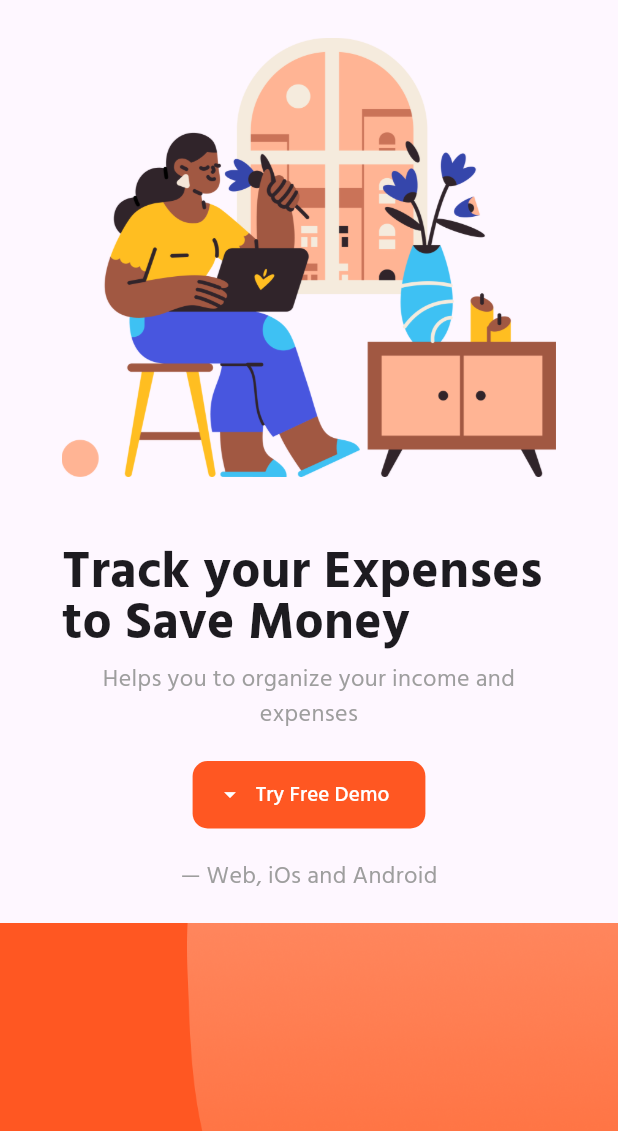
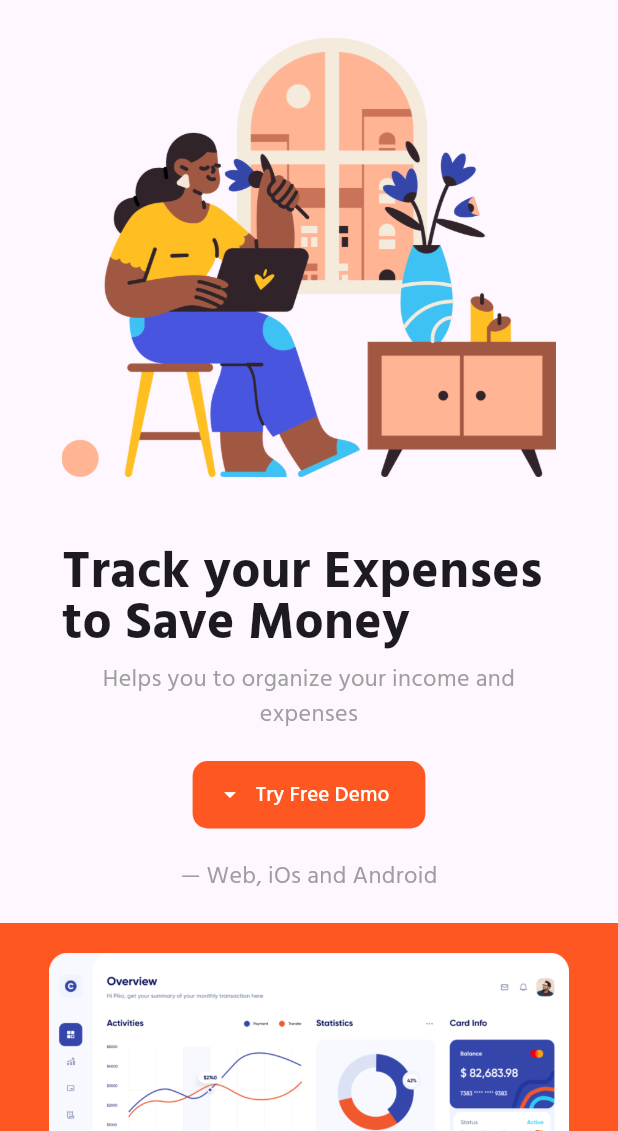
Before and after one commit to SandyCooper/Flutter-WebApp-Basic, a Flutter app: the screen it shows after launch, on a phone screen of 412 x 824 dp, the part 105-1236 px from its top. Run offline on Flutter 3.47's test engine with Material 3 defaults, Android fonts, the phone set to English and light mode, and no system bars; our stand-ins replace responsive_builder.

Commit message:
developing container2 in mobiile responsive

```diff
--- a/lib/screens/containers/container2.dart
+++ b/lib/screens/containers/container2.dart
@@ -93,96 +93,59 @@ class _Container2State extends State<Container2> {
       );
     }
 
-    // Widget mobileContainer2(BuildContext context) {
-    //   return Container(
-    //     margin: EdgeInsets.symmetric(horizontal: w! / 10),
-    //     child: Column(
-    //       mainAxisAlignment: MainAxisAlignment.center,
-    //       // crossAxisAlignment: CrossAxisAlignment.start,
-    //       children: [
-    //         Container(
-    //           height: w! / 1.2,
-    //           width: w! / 1.2,
-    //           decoration: const BoxDecoration(
-    //             image: DecorationImage(
-    //               image: AssetImage(illustration1),
-    //               fit: BoxFit.contain,
-    //             ),
-    //           ),
-    //         ),
-    //         const SizedBox(
-    //           height: 20,
-    //         ),
-    //         Text(
-    //           "Track your Expenses \nto Save Money",
-    //           style: TextStyle(
-    //             fontSize: w! / 12,
-    //             fontWeight: FontWeight.bold,
-    //             height: 1,
-    //           ),
-    //         ),
-    //         const SizedBox(
-    //           height: 10,
-    //         ),
-    //         const Text(
-    //           "Helps you to organize your income and expenses",
-    //           textAlign: TextAlign.center,
-    //           style: TextStyle(
-    //             fontSize: 16,
-    //             color: Colors.grey,
-    //           ),
-    //         ),
-    //         const SizedBox(
-    //           height: 20,
-    //         ),
-    //         Column(
-    //           children: [
-    //             Container(
-    //               height: 45,
-    //               child: ElevatedButton.icon(
-    //                 onPressed: () {},
-    //                 style: ButtonStyle(
-    //                   elevation: MaterialStateProperty.all(0),
-    //                   backgroundColor:
-    //                       MaterialStateProperty.all(AppColor.primary),
-    //                   shape: MaterialStateProperty.all(
-    //                     RoundedRectangleBorder(
-    //                       borderRadius: BorderRadius.circular(10),
-    //                     ),
-    //                   ),
-    //                 ),
-    //                 icon: const Icon(
-    //                   Icons.arrow_drop_down,
-    //                   color: Colors.white,
-    //                 ),
-    //                 label: const Text(
-    //                   "Try Free Demo",
-    //                   style: TextStyle(color: Colors.white),
-    //                 ),
-    //               ),
-    //             ),
-    //             const SizedBox(
-    //               height: 20,
-    //             ),
-    //             const Text(
-    //               "— Web, iOs and Android",
-    //               style: TextStyle(
-    //                 fontSize: 16,
-    //                 color: Colors.grey,
-    //               ),
-    //             ),
-    //             const SizedBox(
-    //               height: 20,
-    //             ),
-    //           ],
-    //         ),
-    //       ],
-    //     ),
-    //   );
-    // }
+    Widget mobileContainer2(BuildContext context) {
+      return Container(
+        // padding: const EdgeInsets.only(top: 40),
+        width: double.infinity,
+        decoration: BoxDecoration(color: AppColor.primary),
+        child: Column(
+          children: [
+            Container(
+              padding: const EdgeInsets.only(
+                left: 20,
+                right: 20,
+                top: 20,
+                bottom: 0,
+              ),
+              child: Container(
+                height: 195,
+                width: double.infinity,
+                decoration: const BoxDecoration(
+                  image: DecorationImage(
+                    image: AssetImage(dashboard),
+                    fit: BoxFit.contain,
+                  ),
+                ),
+              ),
+            ),
+            Container(
+              color: Colors.white,
+              child: Row(
+                  mainAxisAlignment: MainAxisAlignment.spaceEvenly,
+                  children: [fb, google, cocacola, samsung]
+                      .map(
+                        (e) => Container(
+                          height: 20,
+                          width: 100,
+                          margin: const EdgeInsets.symmetric(
+                            vertical: 10,
+                          ),
+                          decoration: BoxDecoration(
+                            image: DecorationImage(
+                              image: AssetImage(e),
+                            ),
+                          ),
+                        ),
+                      )
+                      .toList()),
+            ),
+          ],
+        ),
+      );
+    }
 
     return ScreenTypeLayout.builder(
-      // mobile: mobileContainer2,
+      mobile: mobileContainer2,
       desktop: desktopContainer2,
     );
   }
```
